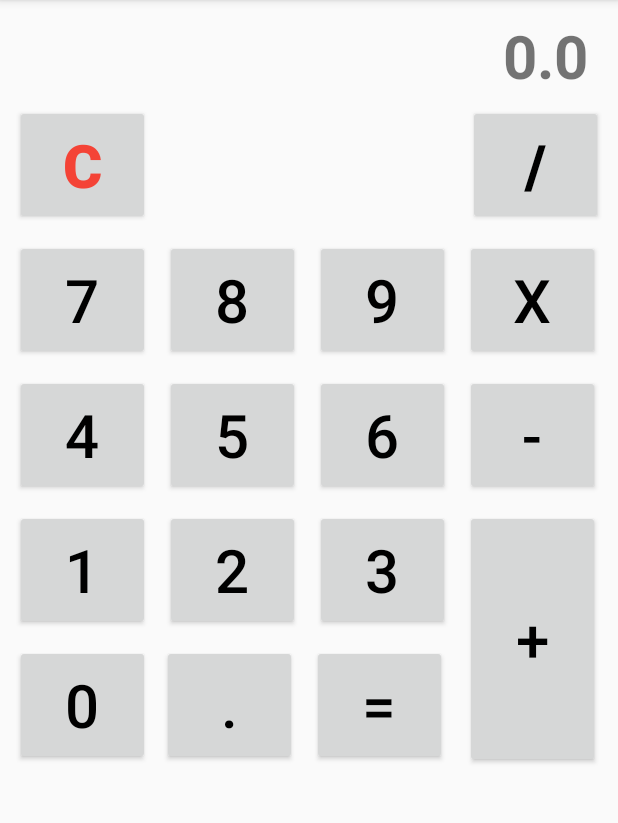
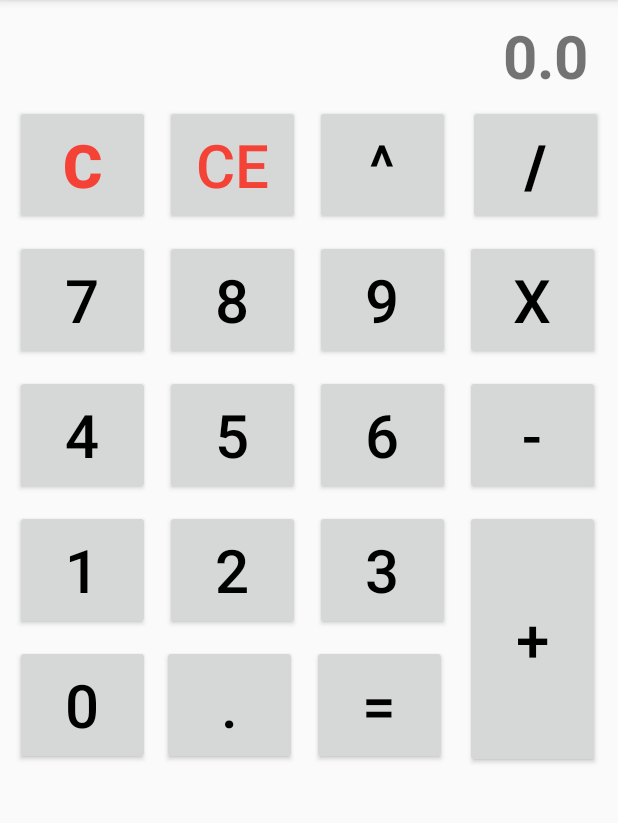
Before and after one commit to JeanMTheodoro/CaculadoraDmoS5, an Android app: the MainActivity screen opened directly, with no data from a screen before it, on a phone screen of 412 x 824 dp, the part 84-907 px from its top. Run offline under Robolectric (Android 15) with nearby library versions, the phone set to English and light mode, and no system bars.

Commit message:
VERSÃO2

```diff
--- a/app/src/main/java/br/edu/ifsp/arq/dmos5_2020s1/calculadoradmo/activity/MainActivity.java
+++ b/app/src/main/java/br/edu/ifsp/arq/dmos5_2020s1/calculadoradmo/activity/MainActivity.java
@@ -16,7 +16,7 @@ import br.edu.ifsp.arq.dmos5_2020s1.calculadoradmo.model.Calculadora;
 
 public class MainActivity extends AppCompatActivity implements View.OnClickListener {
 
-    private Button bntC, bntDiv, bntMult, bntsub, bntAdi, bntIgual, bntPonto, bntZero, bntUm, bntDois, bntTres, bntQuatro, bntCinco, bntSeis, bntSete, bntOito, bntNove;
+    private Button bntC, bntDiv, bntMult, bntsub, bntAdi, bntIgual, bntPonto, bntZero, bntUm, bntDois, bntTres, bntQuatro, bntCinco, bntSeis, bntSete, bntOito, bntNove, bntCe, bntPot;
     private TextView textResultado;
     private Constantes constantes;
 
@@ -65,6 +65,10 @@ public class MainActivity extends AppCompatActivity implements View.OnClickListe
         bntOito.setOnClickListener(this);
 
         bntNove.setOnClickListener(this);
+
+        bntCe.setOnClickListener(this);
+
+        bntPot.setOnClickListener(this);
     }
 
 
@@ -103,6 +107,10 @@ public class MainActivity extends AppCompatActivity implements View.OnClickListe
         bntOito = findViewById(R.id.button_number_eight);
 
         bntNove = findViewById(R.id.button_number_nine);
+
+        bntPot = findViewById(R.id.button_potencia);
+
+        bntCe = findViewById(R.id.button_ce);
 
         textResultado = findViewById(R.id.text_resultado);
     }
@@ -144,6 +152,9 @@ public class MainActivity extends AppCompatActivity implements View.OnClickListe
             case R.id.button_point:
                 ponto();
                 break;
+
+            case R.id.button_potencia:
+                operacao = Constantes.POTENCIA;
 
             case R.id.button_number_zero:
                 displayNumerico(0);
--- a/app/src/main/java/br/edu/ifsp/arq/dmos5_2020s1/calculadoradmo/constants/Constantes.java
+++ b/app/src/main/java/br/edu/ifsp/arq/dmos5_2020s1/calculadoradmo/constants/Constantes.java
@@ -6,5 +6,6 @@ public class Constantes {
     public static final int SUBTRACAO = 2;
     public static final int MULTIPLICACAO = 3;
     public static final int DIVISAO = 4;
+    public static final int POTENCIA = 5;
     public static final int NULO = 0;
 }
--- a/app/src/main/java/br/edu/ifsp/arq/dmos5_2020s1/calculadoradmo/model/Calculadora.java
+++ b/app/src/main/java/br/edu/ifsp/arq/dmos5_2020s1/calculadoradmo/model/Calculadora.java
@@ -1,6 +1,8 @@
 package br.edu.ifsp.arq.dmos5_2020s1.calculadoradmo.model;
 
 import br.edu.ifsp.arq.dmos5_2020s1.calculadoradmo.constants.Constantes;
+
+import static java.lang.Math.pow;
 
 public class Calculadora {
 
@@ -42,6 +44,8 @@ public class Calculadora {
                 case Constantes.DIVISAO:
                     memoria /= valor;
                     break;
+                case Constantes.POTENCIA:
+                    memoria = (float) pow(memoria, valor);
                 default:
                     break;
             }
--- a/app/src/main/res/layout/activity_main.xml
+++ b/app/src/main/res/layout/activity_main.xml
@@ -31,6 +31,32 @@
         android:textStyle="bold"
         android:textColor="#F44336"
         android:text="@string/button_c_text" />
+
+
+    <Button
+        android:id="@+id/button_ce"
+        android:layout_marginTop="60dp"
+        android:layout_marginStart="10dp"
+        android:layout_toRightOf="@id/button_c"
+        android:layout_width="90dp"
+        android:layout_height="80dp"
+        android:textSize="40dp"
+        android:textColor="#F44336"
+        android:text="@string/button_text_ce" />
+
+    <Button
+        android:id="@+id/button_potencia"
+        android:layout_marginTop="60dp"
+        android:layout_marginStart="10dp"
+        android:layout_toRightOf="@id/button_ce"
+        android:layout_width="90dp"
+        android:layout_height="80dp"
+        android:textSize="40dp"
+        android:textColor="@android:color/black"
+        android:text="@string/button_text_potencia" />
+
+
+
 
 
     <Button
--- a/app/src/main/res/values/strings.xml
+++ b/app/src/main/res/values/strings.xml
@@ -18,4 +18,6 @@
     <string name="button_sub_text">-</string>
     <string name="button_adi_text">+</string>
     <string name="text_resultado">0.0</string>
+    <string name="button_text_ce">CE</string>
+    <string name="button_text_potencia">^</string>
 </resources>
```
